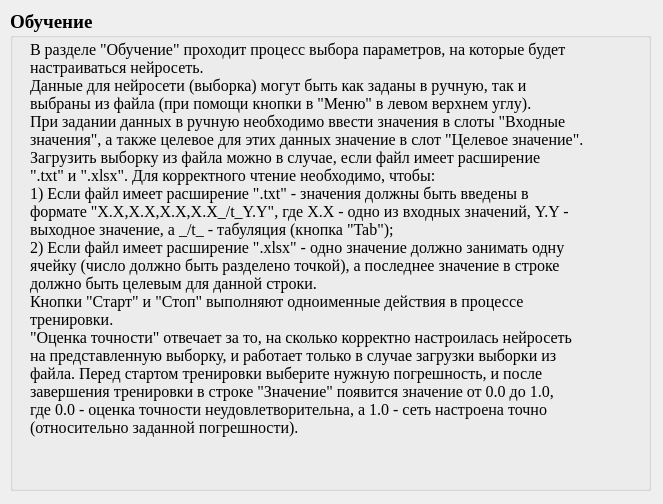
The window that uixml/helpLearnDialog.ui (ILTZ/NNGUI) describes before a commit, drawn with Qt 5.
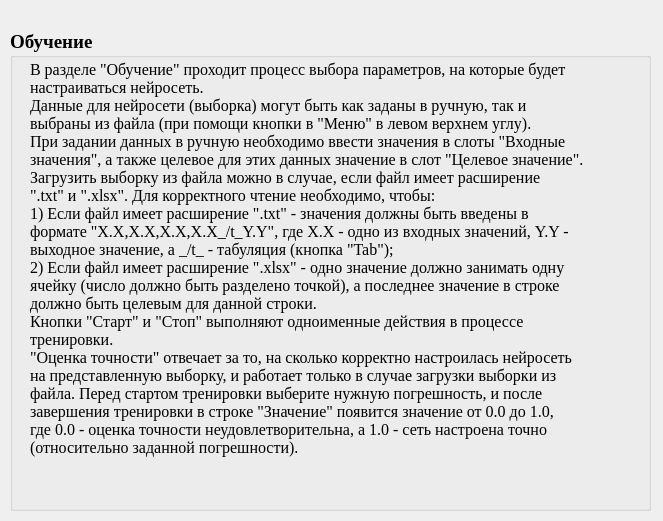
The same window after the commit.

```diff
--- a/uixml/helpLearnDialog.ui
+++ b/uixml/helpLearnDialog.ui
@@ -7,7 +7,7 @@
     <x>0</x>
     <y>0</y>
     <width>663</width>
-    <height>504</height>
+    <height>521</height>
    </rect>
   </property>
   <property name="windowTitle">
@@ -17,7 +17,7 @@
    <property name="geometry">
     <rect>
      <x>10</x>
-     <y>10</y>
+     <y>30</y>
      <width>641</width>
      <height>481</height>
     </rect>
```
